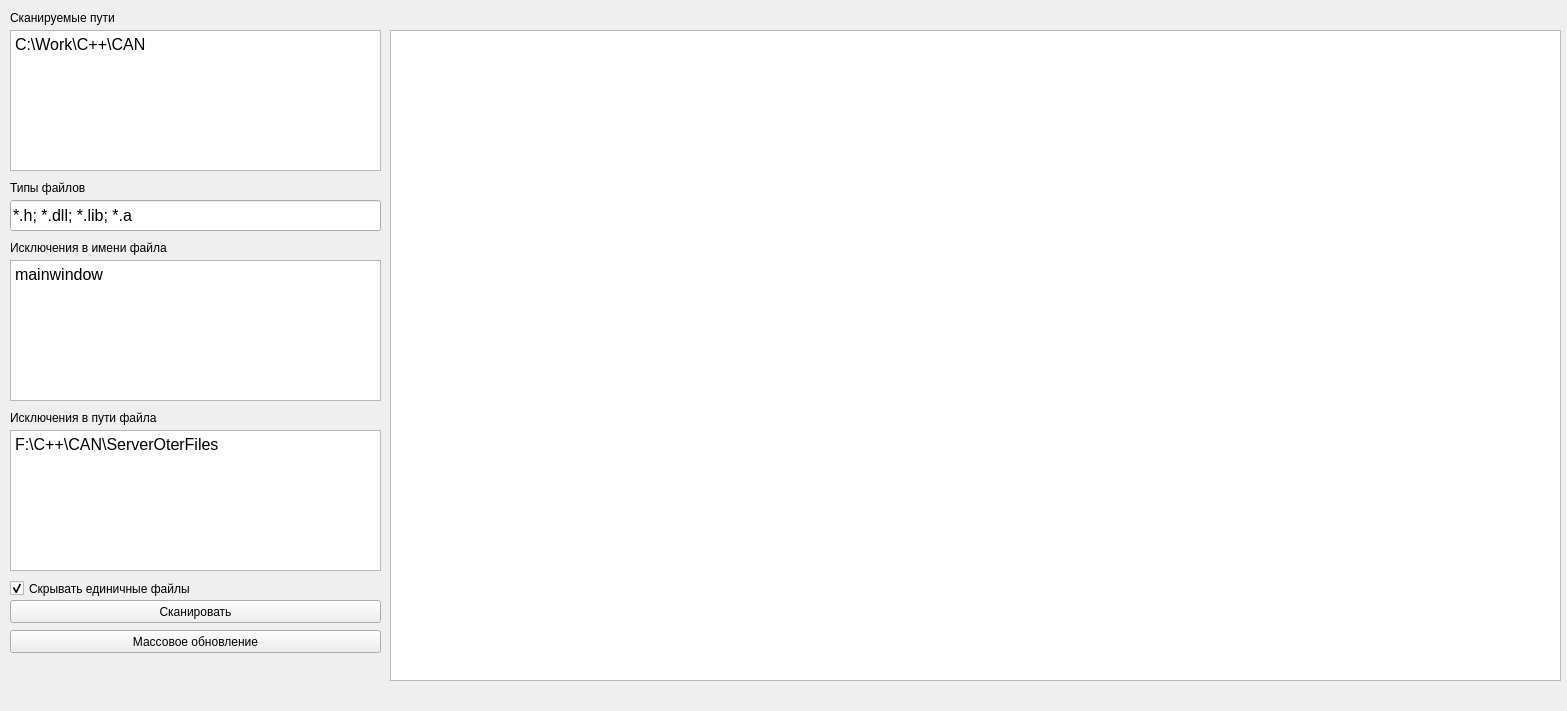
The window that includeparser.ui (RomaDevelop/IncludeParser) describes before a commit, drawn with Qt 5.
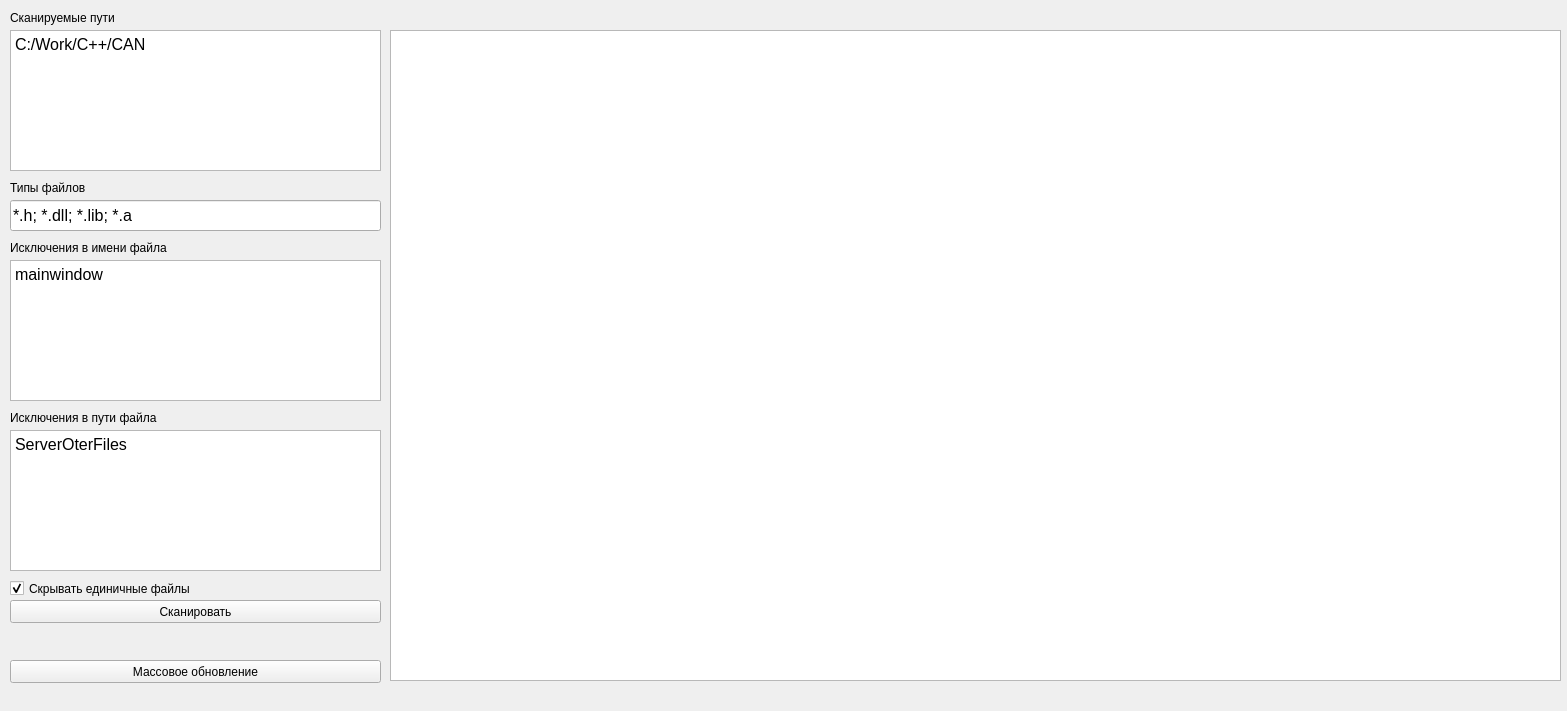
The same window after the commit.

```diff
--- a/includeparser.ui
+++ b/includeparser.ui
@@ -59,7 +59,7 @@
 &lt;html&gt;&lt;head&gt;&lt;meta name=&quot;qrichtext&quot; content=&quot;1&quot; /&gt;&lt;style type=&quot;text/css&quot;&gt;
 p, li { white-space: pre-wrap; }
 &lt;/style&gt;&lt;/head&gt;&lt;body style=&quot; font-family:'MS Shell Dlg 2'; font-size:12pt; font-weight:400; font-style:normal;&quot;&gt;
-&lt;p style=&quot; margin-top:0px; margin-bottom:0px; margin-left:0px; margin-right:0px; -qt-block-indent:0; text-indent:0px;&quot;&gt;C:\Work\C++\CAN&lt;/p&gt;&lt;/body&gt;&lt;/html&gt;</string>
+&lt;p style=&quot; margin-top:0px; margin-bottom:0px; margin-left:0px; margin-right:0px; -qt-block-indent:0; text-indent:0px;&quot;&gt;C:/Work/C++/CAN&lt;/p&gt;&lt;/body&gt;&lt;/html&gt;</string>
     </property>
    </widget>
    <widget class="QTextEdit" name="textEditExeptFName">
@@ -103,7 +103,7 @@
 &lt;html&gt;&lt;head&gt;&lt;meta name=&quot;qrichtext&quot; content=&quot;1&quot; /&gt;&lt;style type=&quot;text/css&quot;&gt;
 p, li { white-space: pre-wrap; }
 &lt;/style&gt;&lt;/head&gt;&lt;body style=&quot; font-family:'MS Shell Dlg 2'; font-size:12pt; font-weight:400; font-style:normal;&quot;&gt;
-&lt;p style=&quot; margin-top:0px; margin-bottom:0px; margin-left:0px; margin-right:0px; -qt-block-indent:0; text-indent:0px;&quot;&gt;F:\C++\CAN\ServerOterFiles&lt;/p&gt;&lt;/body&gt;&lt;/html&gt;</string>
+&lt;p style=&quot; margin-top:0px; margin-bottom:0px; margin-left:0px; margin-right:0px; -qt-block-indent:0; text-indent:0px;&quot;&gt;ServerOterFiles&lt;/p&gt;&lt;/body&gt;&lt;/html&gt;</string>
     </property>
    </widget>
    <widget class="QLabel" name="label">
@@ -196,7 +196,7 @@
     <property name="geometry">
      <rect>
       <x>10</x>
-      <y>630</y>
+      <y>660</y>
       <width>371</width>
       <height>23</height>
      </rect>
@@ -205,6 +205,24 @@
      <string>Массовое обновление</string>
     </property>
    </widget>
+   <widget class="QLabel" name="labelTextResult">
+    <property name="geometry">
+     <rect>
+      <x>10</x>
+      <y>630</y>
+      <width>371</width>
+      <height>21</height>
+     </rect>
+    </property>
+    <property name="font">
+     <font>
+      <pointsize>12</pointsize>
+     </font>
+    </property>
+    <property name="text">
+     <string/>
+    </property>
+   </widget>
   </widget>
   <widget class="QMenuBar" name="menubar">
    <property name="geometry">
```
